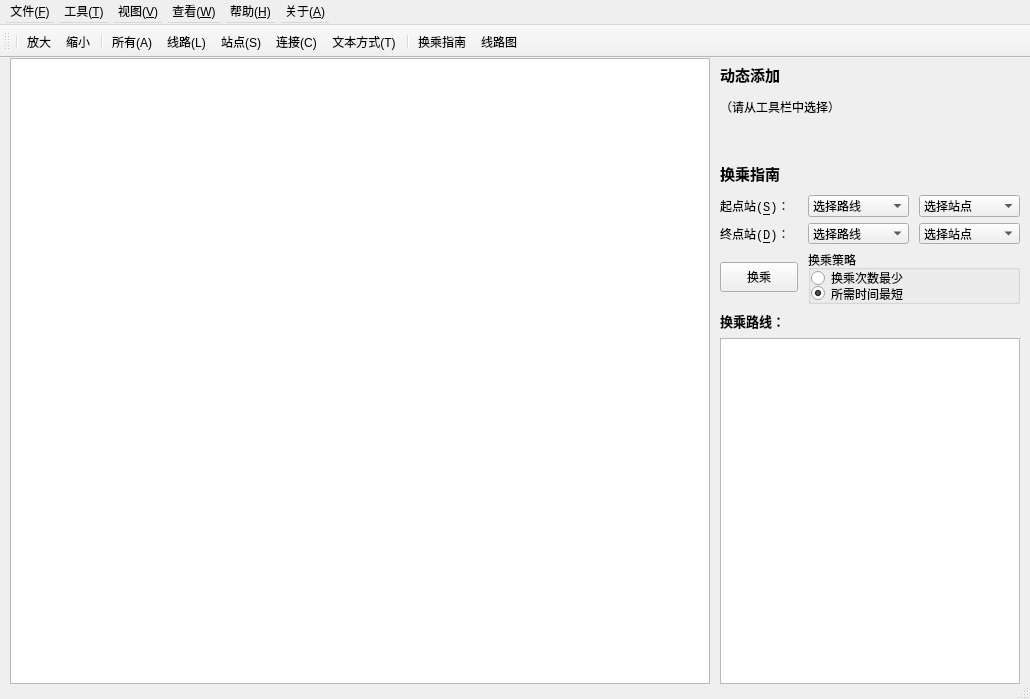
First picture: the form in SubwayTransferSystem/mainwindow.ui, repository BaiJiazm/SubwayTransferSystem, before the edit.
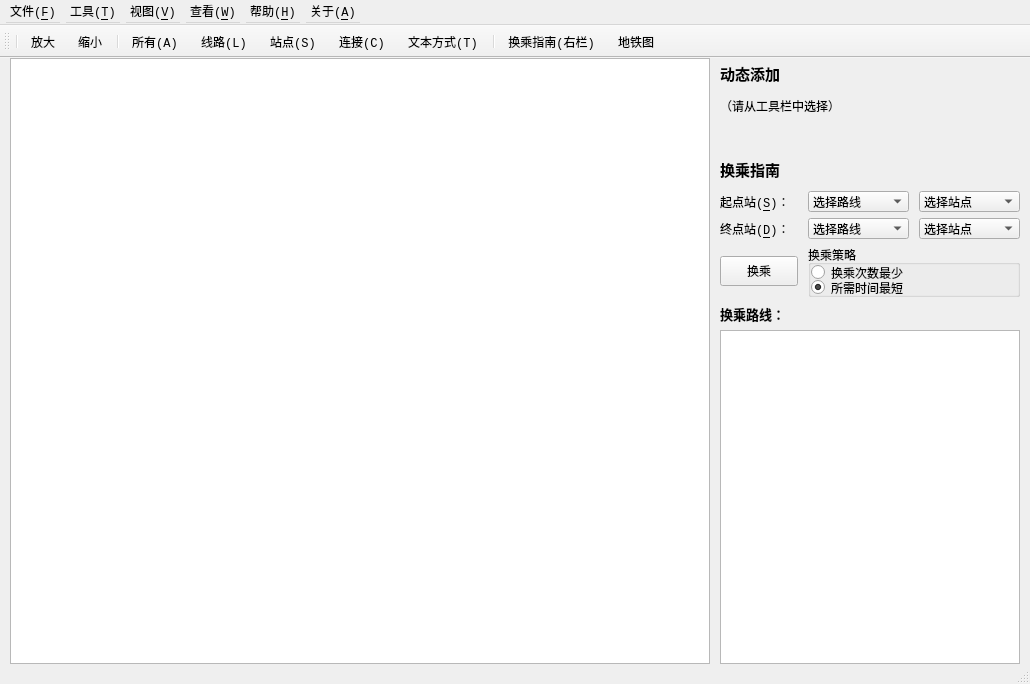
Second picture: the form after the edit. Icons and pictures are not drawn.

Patch:
```diff
--- a/SubwayTransferSystem/mainwindow.ui
+++ b/SubwayTransferSystem/mainwindow.ui
@@ -10,15 +10,20 @@
     <x>0</x>
     <y>0</y>
     <width>1030</width>
-    <height>699</height>
+    <height>684</height>
    </rect>
   </property>
   <property name="minimumSize">
    <size>
     <width>1030</width>
-    <height>695</height>
+    <height>680</height>
    </size>
   </property>
+  <property name="font">
+   <font>
+    <family>Consolas</family>
+   </font>
+  </property>
   <property name="windowTitle">
    <string>MainWindow</string>
   </property>
@@ -32,7 +37,7 @@
    <property name="minimumSize">
     <size>
      <width>1030</width>
-     <height>620</height>
+     <height>600</height>
     </size>
    </property>
    <layout class="QHBoxLayout" name="horizontalLayout" stretch="11,3">
@@ -56,7 +61,7 @@
       <property name="minimumSize">
        <size>
         <width>700</width>
-        <height>600</height>
+        <height>580</height>
        </size>
       </property>
      </widget>
@@ -402,7 +407,7 @@
         <property name="minimumSize">
          <size>
           <width>300</width>
-          <height>320</height>
+          <height>300</height>
          </size>
         </property>
         <property name="font">
@@ -539,7 +544,7 @@
    <property name="minimumSize">
     <size>
      <width>0</width>
-     <height>15</height>
+     <height>20</height>
     </size>
    </property>
   </widget>
@@ -565,6 +570,11 @@
    <property name="toolTip">
     <string>点击放大</string>
    </property>
+   <property name="font">
+    <font>
+     <family>Consolas</family>
+    </font>
+   </property>
    <property name="shortcut">
     <string>Ctrl+L</string>
    </property>
@@ -580,6 +590,11 @@
    <property name="toolTip">
     <string>点击缩小</string>
    </property>
+   <property name="font">
+    <font>
+     <family>Consolas</family>
+    </font>
+   </property>
    <property name="shortcut">
     <string>Ctrl+S</string>
    </property>
@@ -590,7 +605,12 @@
      <normaloff>:/icon/icon/query.png</normaloff>:/icon/icon/query.png</iconset>
    </property>
    <property name="text">
-    <string>换乘指南</string>
+    <string>换乘指南(右栏)</string>
+   </property>
+   <property name="font">
+    <font>
+     <family>Consolas</family>
+    </font>
    </property>
   </action>
   <action name="actionQueryInfo">
@@ -606,6 +626,11 @@
    <property name="text">
     <string>所有(&amp;A)</string>
    </property>
+   <property name="font">
+    <font>
+     <family>Consolas</family>
+    </font>
+   </property>
   </action>
   <action name="actionAddLine">
    <property name="icon">
@@ -615,6 +640,11 @@
    <property name="text">
     <string>线路(&amp;L)</string>
    </property>
+   <property name="font">
+    <font>
+     <family>Consolas</family>
+    </font>
+   </property>
   </action>
   <action name="actionAddStation">
    <property name="icon">
@@ -624,6 +654,11 @@
    <property name="text">
     <string>站点(&amp;S)</string>
    </property>
+   <property name="font">
+    <font>
+     <family>Consolas</family>
+    </font>
+   </property>
   </action>
   <action name="actionAddConnect">
    <property name="icon">
@@ -633,6 +668,11 @@
    <property name="text">
     <string>连接(&amp;C)</string>
    </property>
+   <property name="font">
+    <font>
+     <family>Consolas</family>
+    </font>
+   </property>
   </action>
   <action name="actionAddByText">
    <property name="icon">
@@ -642,6 +682,11 @@
    <property name="text">
     <string>文本方式(&amp;T)</string>
    </property>
+   <property name="font">
+    <font>
+     <family>Consolas</family>
+    </font>
+   </property>
   </action>
   <action name="actiontoolBar">
    <property name="text">
@@ -659,10 +704,50 @@
      <normaloff>:/icon/icon/map.png</normaloff>:/icon/icon/map.png</iconset>
    </property>
    <property name="text">
-    <string>线路图</string>
+    <string>地铁图</string>
    </property>
    <property name="toolTip">
-    <string>点击查看所有地铁网络线路图</string>
+    <string>地铁网络线路图</string>
+   </property>
+   <property name="font">
+    <font>
+     <family>Consolas</family>
+    </font>
+   </property>
+  </action>
+  <action name="actionWheel">
+   <property name="enabled">
+    <bool>false</bool>
+   </property>
+   <property name="icon">
+    <iconset resource="resource.qrc">
+     <normaloff>:/icon/icon/mouse.png</normaloff>:/icon/icon/mouse.png</iconset>
+   </property>
+   <property name="text">
+    <string>鼠标可缩放</string>
+   </property>
+   <property name="font">
+    <font>
+     <family>Consolas</family>
+    </font>
+   </property>
+  </action>
+  <action name="actionQt">
+   <property name="icon">
+    <iconset theme="Qt" resource="resource.qrc">
+     <normaloff>:/icon/icon/qt.png</normaloff>:/icon/icon/qt.png</iconset>
+   </property>
+   <property name="text">
+    <string>关于Qt</string>
+   </property>
+  </action>
+  <action name="actionauthor">
+   <property name="icon">
+    <iconset resource="resource.qrc">
+     <normaloff>:/icon/icon/metro-shanghai.png</normaloff>:/icon/icon/metro-shanghai.png</iconset>
+   </property>
+   <property name="text">
+    <string>制作者</string>
    </property>
   </action>
  </widget>
```
Left out of the diff: 44 changed lines with no effect on the pictures.
